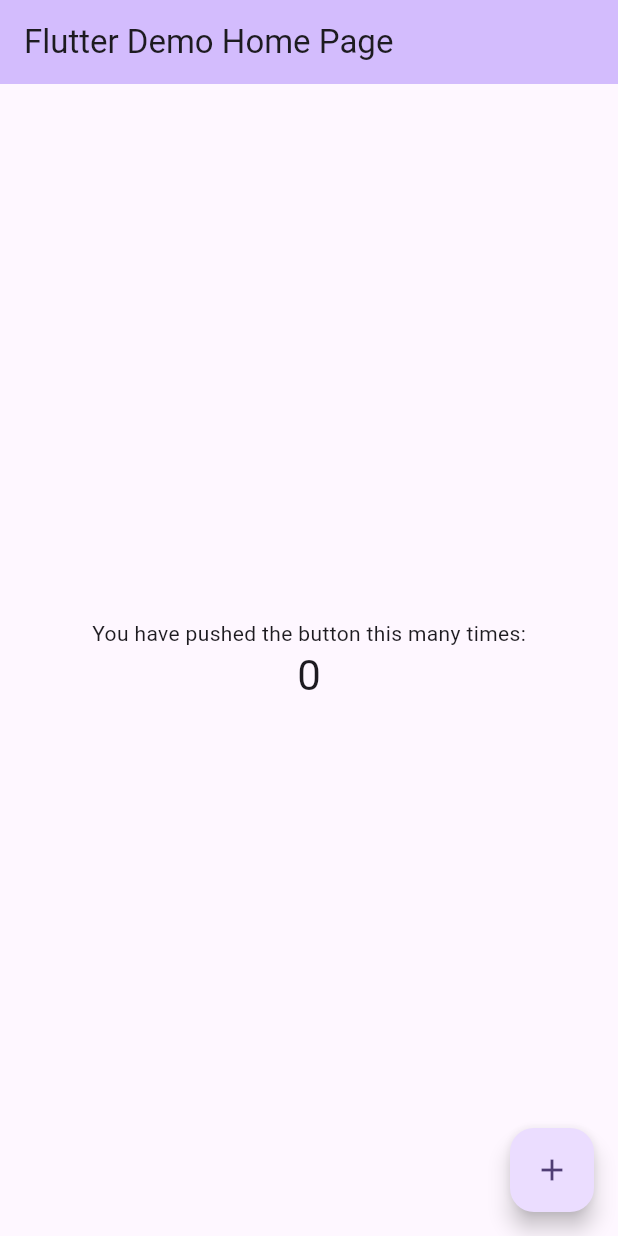
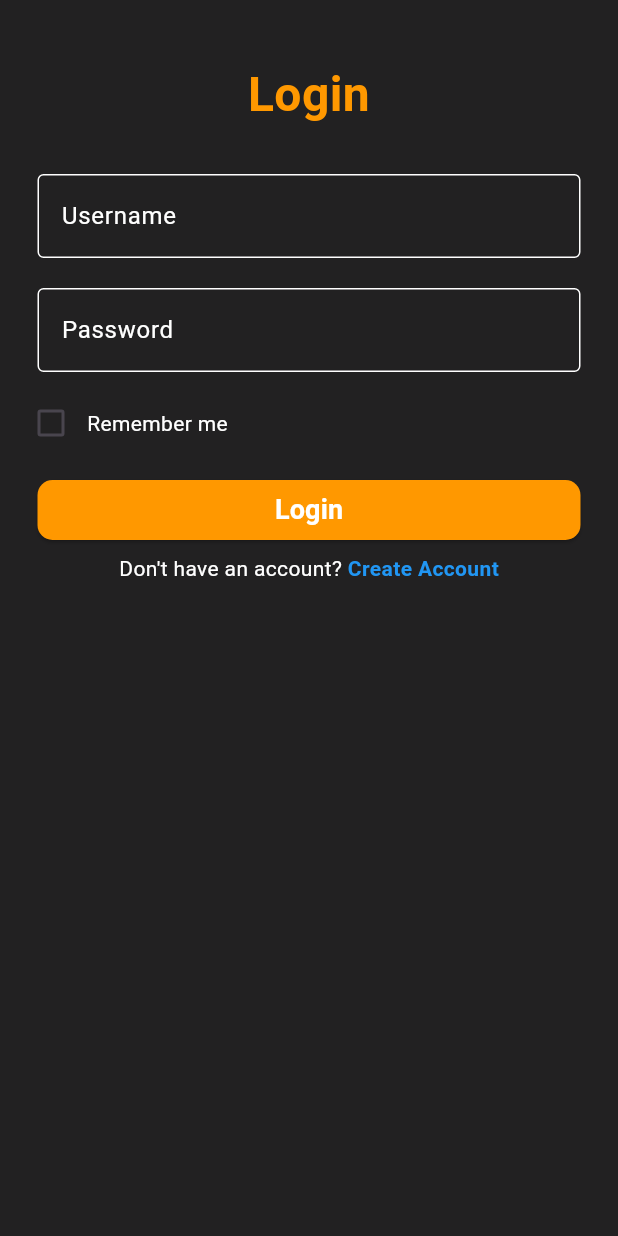
Before and after one commit to SyahranFD/ListView_Flutter, a Flutter app: the screen it shows after launch, on a phone screen of 412 x 824 dp. Run offline on Flutter 3.47's test engine with Material 2 defaults, Android fonts, the phone set to English and light mode, and no system bars.

Commit message:
style : [SF] login page

```diff
--- /dev/null
+++ b/lib/listview_movie.dart
@@ -0,0 +1,15 @@
+import 'package:flutter/material.dart';
+
+class ListViewMovie extends StatefulWidget {
+  const ListViewMovie({Key? key}) : super(key: key);
+
+  @override
+  State<ListViewMovie> createState() => _ListViewMovieState();
+}
+
+class _ListViewMovieState extends State<ListViewMovie> {
+  @override
+  Widget build(BuildContext context) {
+    return const Placeholder();
+  }
+}
--- /dev/null
+++ b/lib/login_page.dart
@@ -0,0 +1,117 @@
+import 'package:flutter/material.dart';
+import 'package:listview_movie/listview_movie.dart';
+
+class LoginPage extends StatefulWidget {
+  const LoginPage({Key? key}) : super(key: key);
+
+  @override
+  State<LoginPage> createState() => _LoginPageState();
+}
+
+class _LoginPageState extends State<LoginPage> {
+
+  var rememberMe = false;
+
+  Widget myTextFormField(String label, bool isObsecure) {
+    return Container(
+      margin: EdgeInsets.symmetric(horizontal: 25, vertical: 10),
+      child: TextFormField(
+        obscureText: isObsecure,
+        style: TextStyle(color: Colors.white),
+        decoration: InputDecoration(
+          enabledBorder: OutlineInputBorder(
+            borderSide: BorderSide(color: Colors.white, width: 1),
+          ),
+          focusedBorder: OutlineInputBorder(
+            borderSide: BorderSide(color: Colors.orange, width: 2),
+          ),
+          labelText: label,
+          labelStyle: TextStyle(color: Colors.white),
+        ),
+      ),
+    );
+  }
+
+  Widget myText(String textValue, double fontSize, FontWeight fontWeight, Color color) {
+    return Text(
+      textValue,
+      style: TextStyle(
+        color: color,
+        fontSize: fontSize,
+        fontWeight: fontWeight,
+      ),
+    );
+  }
+
+  @override
+  Widget build(BuildContext context) {
+    return Scaffold(
+      body: Center(
+        child: Container(
+          color: Colors.black87,
+          child: Column(
+            children: [
+              Container(
+                margin: EdgeInsets.only(top: 40),
+                child: Text(
+                  'Login',
+                  style: TextStyle(
+                    fontSize: 32,
+                    fontWeight: FontWeight.bold,
+                    color: Colors.orange,
+                  ),
+                  textAlign: TextAlign.center,
+                ),
+              ),
+              SizedBox(height: 20),
+              myTextFormField("Username", false),
+              myTextFormField("Password", true),
+              Container(
+                margin: EdgeInsets.symmetric(horizontal: 10),
+                child: Row(
+                  children: [
+                    Checkbox(
+                      value: rememberMe,
+                      onChanged: (value) {
+                        setState(() {
+                          rememberMe = !rememberMe;
+                        });
+                      },
+                    ),
+                    myText("Remember me", 14, FontWeight.w400, Colors.white)
+                  ],
+                ),
+              ),
+              Container(
+                width: double.infinity,
+                margin: EdgeInsets.fromLTRB(25, 10, 25, 5),
+                child: ElevatedButton(
+                  onPressed: () {
+                    Navigator.push(
+                        context,
+                        MaterialPageRoute(builder: (context) => const ListViewMovie())
+                    );
+                  },
+                  style: ElevatedButton.styleFrom(
+                    backgroundColor: Colors.orange,
+                    shape: RoundedRectangleBorder(
+                      borderRadius: BorderRadius.circular(10),
+                    ),
+                  ),
+                  child: myText("Login", 18, FontWeight.w600, Colors.white),
+                ),
+              ),
+              Row(
+                mainAxisAlignment: MainAxisAlignment.center,
+                children: [
+                  myText("Don't have an account?", 14, FontWeight.w400, Colors.white),
+                  myText(" Create Account", 14, FontWeight.w600, Colors.blue),
+                ],
+              )
+            ],
+          ),
+        ),
+      )
+    );
+  }
+}
--- a/lib/main.dart
+++ b/lib/main.dart
@@ -1,4 +1,5 @@
 import 'package:flutter/material.dart';
+import 'package:listview_movie/login_page.dart';
 
 void main() {
   runApp(const MyApp());
@@ -11,115 +12,13 @@ class MyApp extends StatelessWidget {
   @override
   Widget build(BuildContext context) {
     return MaterialApp(
-      title: 'Flutter Demo',
-      theme: ThemeData(
-        // This is the theme of your application.
-        //
-        // TRY THIS: Try running your application with "flutter run". You'll see
-        // the application has a blue toolbar. Then, without quitting the app,
-        // try changing the seedColor in the colorScheme below to Colors.green
-        // and then invoke "hot reload" (save your changes or press the "hot
-        // reload" button in a Flutter-supported IDE, or press "r" if you used
-        // the command line to start the app).
-        //
-        // Notice that the counter didn't reset back to zero; the application
-        // state is not lost during the reload. To reset the state, use hot
-        // restart instead.
-        //
-        // This works for code too, not just values: Most code changes can be
-        // tested with just a hot reload.
-        colorScheme: ColorScheme.fromSeed(seedColor: Colors.deepPurple),
-        useMaterial3: true,
-      ),
-      home: const MyHomePage(title: 'Flutter Demo Home Page'),
+        title: 'Flutter Demo',
+        theme: ThemeData(
+
+          colorScheme: ColorScheme.fromSeed(seedColor: Colors.deepPurple),
+          useMaterial3: true,
+        ),
+        home: LoginPage()
     );
   }
 }
-
-class MyHomePage extends StatefulWidget {
-  const MyHomePage({super.key, required this.title});
-
-  // This widget is the home page of your application. It is stateful, meaning
-  // that it has a State object (defined below) that contains fields that affect
-  // how it looks.
-
-  // This class is the configuration for the state. It holds the values (in this
-  // case the title) provided by the parent (in this case the App widget) and
-  // used by the build method of the State. Fields in a Widget subclass are
-  // always marked "final".
-
-  final String title;
-
-  @override
-  State<MyHomePage> createState() => _MyHomePageState();
-}
-
-class _MyHomePageState extends State<MyHomePage> {
-  int _counter = 0;
-
-  void _incrementCounter() {
-    setState(() {
-      // This call to setState tells the Flutter framework that something has
-      // changed in this State, which causes it to rerun the build method below
-      // so that the display can reflect the updated values. If we changed
-      // _counter without calling setState(), then the build method would not be
-      // called again, and so nothing would appear to happen.
-      _counter++;
-    });
-  }
-
-  @override
-  Widget build(BuildContext context) {
-    // This method is rerun every time setState is called, for instance as done
-    // by the _incrementCounter method above.
-    //
-    // The Flutter framework has been optimized to make rerunning build methods
-    // fast, so that you can just rebuild anything that needs updating rather
-    // than having to individually change instances of widgets.
-    return Scaffold(
-      appBar: AppBar(
-        // TRY THIS: Try changing the color here to a specific color (to
-        // Colors.amber, perhaps?) and trigger a hot reload to see the AppBar
-        // change color while the other colors stay the same.
-        backgroundColor: Theme.of(context).colorScheme.inversePrimary,
-        // Here we take the value from the MyHomePage object that was created by
-        // the App.build method, and use it to set our appbar title.
-        title: Text(widget.title),
-      ),
-      body: Center(
-        // Center is a layout widget. It takes a single child and positions it
-        // in the middle of the parent.
-        child: Column(
-          // Column is also a layout widget. It takes a list of children and
-          // arranges them vertically. By default, it sizes itself to fit its
-          // children horizontally, and tries to be as tall as its parent.
-          //
-          // Column has various properties to control how it sizes itself and
-          // how it positions its children. Here we use mainAxisAlignment to
-          // center the children vertically; the main axis here is the vertical
-          // axis because Columns are vertical (the cross axis would be
-          // horizontal).
-          //
-          // TRY THIS: Invoke "debug painting" (choose the "Toggle Debug Paint"
-          // action in the IDE, or press "p" in the console), to see the
-          // wireframe for each widget.
-          mainAxisAlignment: MainAxisAlignment.center,
-          children: <Widget>[
-            const Text(
-              'You have pushed the button this many times:',
-            ),
-            Text(
-              '$_counter',
-              style: Theme.of(context).textTheme.headlineMedium,
-            ),
-          ],
-        ),
-      ),
-      floatingActionButton: FloatingActionButton(
-        onPressed: _incrementCounter,
-        tooltip: 'Increment',
-        child: const Icon(Icons.add),
-      ), // This trailing comma makes auto-formatting nicer for build methods.
-    );
-  }
-}
```
